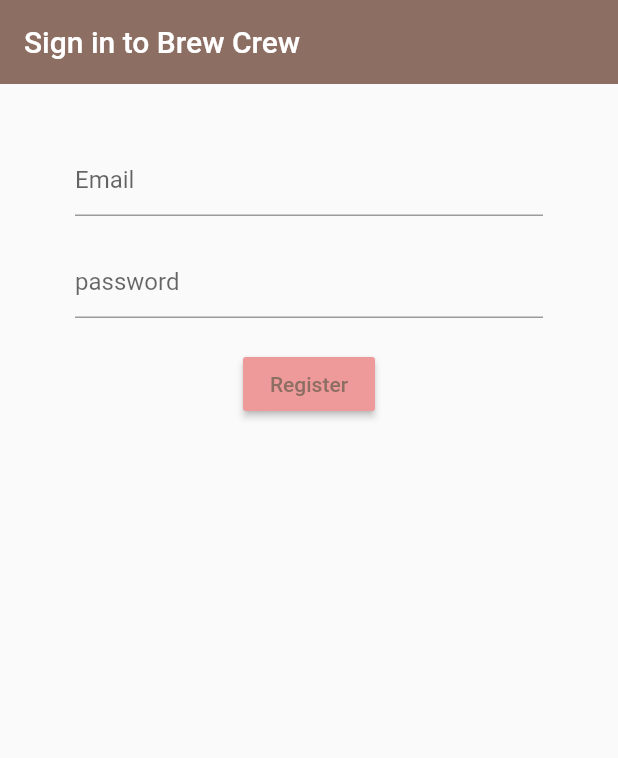
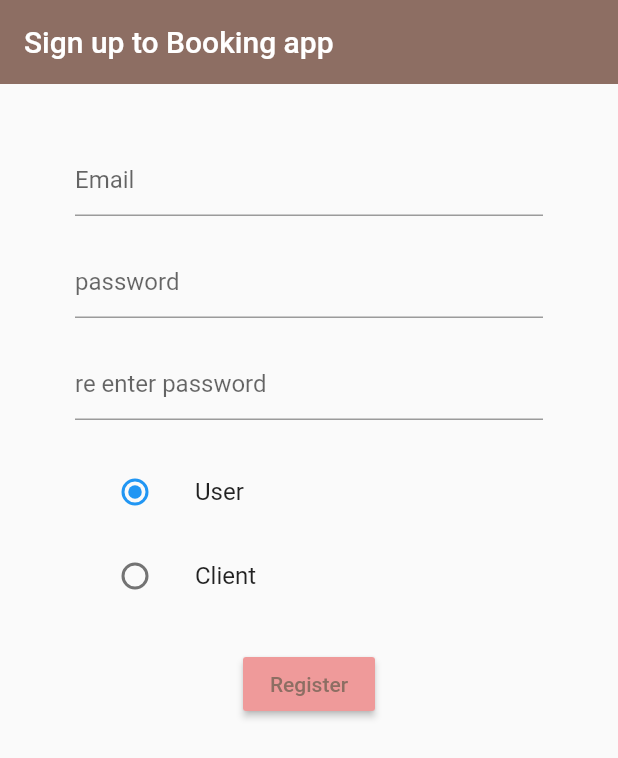
Before and after one commit to creepymarshmallow117/booking_app, a Flutter app: the screen it shows after launch, on a phone screen of 412 x 824 dp. Shown: the top 758 px of the screen. Run offline on Flutter 3.47's test engine with Material 2 defaults, Android fonts, the phone set to English and light mode, and no system bars; our stand-ins replace cloud_firestore, firebase_auth, firebase_core; accounts and stored records are empty.

Commit message:
solved the problems with settings.gradle build.gradle updated dependencies, little changes in main.dart file and registration for user is working.

```diff
--- a/lib/screens/authenticate/register.dart
+++ b/lib/screens/authenticate/register.dart
@@ -6,6 +6,7 @@
   _RegisterState createState() => _RegisterState();
 }
 
+enum TypeOfUser { user, client}
 class _RegisterState extends State<Register> {
   final AuthService auth = AuthService();
   final formKey = GlobalKey<FormState>();
@@ -14,13 +15,15 @@
   String email = '';
   String password = '';
   String error = '';
+  TypeOfUser typeUser = TypeOfUser.user;
+
   @override
   Widget build(BuildContext context) {
     return Scaffold(
       appBar: AppBar(
         backgroundColor: Colors.brown[400],
         elevation: 0.0,
-        title: Text("Sign in to Brew Crew"),
+        title: Text("Sign up to Booking app"),
       ),
       body: Container(
         padding: EdgeInsets.symmetric(vertical: 20.0, horizontal: 50.0),
@@ -51,6 +54,39 @@
                   ),
                 ),
                 SizedBox(height: 20.0),
+                TextFormField(
+                  validator: (val) => password != val ? "Password mismatch": null,
+                  obscureText: true,
+                  decoration: new InputDecoration(
+                      hintText: 're enter password'
+                  ),
+                ),
+                SizedBox(height: 20.0),
+                ListTile(
+                    title: const Text("User"),
+                    leading: Radio(
+                      value: TypeOfUser.user,
+                      groupValue: typeUser,
+                      onChanged: (TypeOfUser value){
+                        setState(() {
+                          typeUser = value;
+                        });
+                      },
+                    )
+                ),
+                ListTile(
+                    title: const Text("Client"),
+                    leading: Radio(
+                      value: TypeOfUser.client,
+                      groupValue: typeUser,
+                      onChanged: (TypeOfUser value){
+                        setState(() {
+                          typeUser = value;
+                        });
+                      },
+                    )
+                ),
+                SizedBox(height: 20.0),
                 RaisedButton(
                     color: Colors.red[200],
                     child: Text('Register', style: TextStyle(color: Colors.brown[400])),
@@ -58,7 +94,7 @@
                       print(email);
                       print(password);
                       if (formKey.currentState.validate()){
-                        dynamic result = await auth.registerWithEmail(email, password);
+                        dynamic result = await auth.registerWithEmail(email, password, typeUser.toString());
                         if(result == null){
                           setState((){
                             error = 'please supply a valid email';
@@ -67,11 +103,11 @@
                         else{
                           setState(() {
                             error = 'done';
+                            print(result);
                           });
                         }
                       }
                     }),
-                SizedBox(height: 12.0),
                 Text(
                   error,
                   style: TextStyle(color: Colors.red, fontSize: 14.0),
--- a/lib/services/auth.dart
+++ b/lib/services/auth.dart
@@ -1,11 +1,19 @@
+import 'package:booking_app/services/database.dart';
 import 'package:firebase_auth/firebase_auth.dart';
 
 class AuthService{
   final FirebaseAuth auth = FirebaseAuth.instance;
-  Future registerWithEmail(String email, String password) async{
+  Future registerWithEmail(String email, String password, String typeUser) async{
     try{
       User user = (await auth.createUserWithEmailAndPassword(email: email, password: password)).user;
       //create a new document for the user with the uid
+      if(typeUser == "typeOfUser.user"){
+        typeUser = "user_data";
+      }
+      else if(typeUser == "typeOfUser.client"){
+        typeUser = "client_data";
+      }
+      await DatabaseService(uid: user.uid).updateDocument(typeUser);
       return user;
     }catch(e){
       print(e.toString());
--- /dev/null
+++ b/lib/services/database.dart
@@ -0,0 +1,20 @@
+import 'package:cloud_firestore/cloud_firestore.dart';
+
+class DatabaseService{
+  final String uid;
+  DatabaseService({this.uid});
+
+  Future updateDocument(String typeOfUser) async {
+    final CollectionReference collection = FirebaseFirestore.instance.collection(typeOfUser);
+    if(typeOfUser == "user"){
+      return await collection.doc(uid).set({
+        typeOfUser: typeOfUser
+      });
+    }
+    else{
+      return await collection.doc(uid).set({
+        typeOfUser: typeOfUser
+      });
+    }
+  }
+}
```
